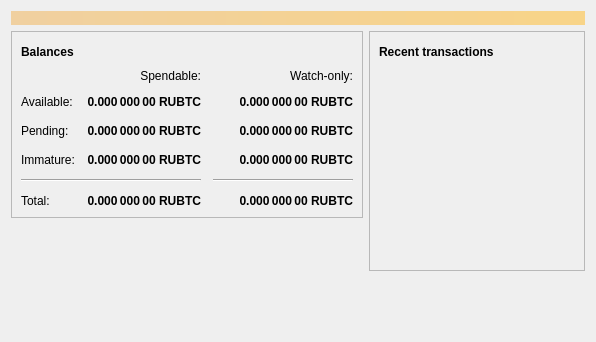
Qt form src/qt/forms/overviewpage.ui (nationalbitcoin/russianbitcoin) before a commit.
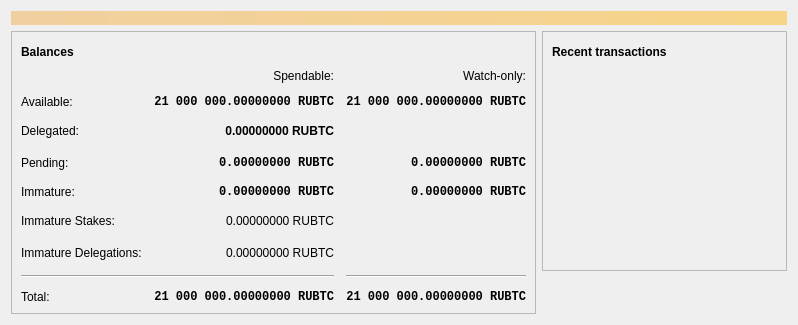
The same form after that commit. Icons and pictures are not drawn.

Patch:
```diff
--- a/src/qt/forms/overviewpage.ui
+++ b/src/qt/forms/overviewpage.ui
@@ -6,8 +6,8 @@
    <rect>
     <x>0</x>
     <y>0</y>
-    <width>596</width>
-    <height>342</height>
+    <width>798</width>
+    <height>318</height>
    </rect>
   </property>
   <property name="windowTitle">
@@ -114,10 +114,11 @@
             <property name="spacing">
              <number>12</number>
             </property>
-            <item row="2" column="2">
+            <item row="3" column="2">
              <widget class="QLabel" name="labelWatchPending">
               <property name="font">
                <font>
+                <family>Monospace</family>
                 <weight>75</weight>
                 <bold>true</bold>
                </font>
@@ -129,7 +130,7 @@
                <string>Unconfirmed transactions to watch-only addresses</string>
               </property>
               <property name="text">
-               <string notr="true">0.000 000 00 RUBTC</string>
+               <string notr="true">0.00000000 RUBTC</string>
               </property>
               <property name="alignment">
                <set>Qt::AlignRight|Qt::AlignTrailing|Qt::AlignVCenter</set>
@@ -139,10 +140,11 @@
               </property>
              </widget>
             </item>
-            <item row="2" column="1">
+            <item row="3" column="1">
              <widget class="QLabel" name="labelUnconfirmed">
               <property name="font">
                <font>
+                <family>Monospace</family>
                 <weight>75</weight>
                 <bold>true</bold>
                </font>
@@ -154,7 +156,7 @@
                <string>Total of transactions that have yet to be confirmed, and do not yet count toward the spendable balance</string>
               </property>
               <property name="text">
-               <string notr="true">0.000 000 00 RUBTC</string>
+               <string notr="true">0.00000000 RUBTC</string>
               </property>
               <property name="alignment">
                <set>Qt::AlignRight|Qt::AlignTrailing|Qt::AlignVCenter</set>
@@ -164,10 +166,11 @@
               </property>
              </widget>
             </item>
-            <item row="3" column="2">
+            <item row="4" column="2">
              <widget class="QLabel" name="labelWatchImmature">
               <property name="font">
                <font>
+                <family>Monospace</family>
                 <weight>75</weight>
                 <bold>true</bold>
                </font>
@@ -179,7 +182,7 @@
                <string>Mined balance in watch-only addresses that has not yet matured</string>
               </property>
               <property name="text">
-               <string notr="true">0.000 000 00 RUBTC</string>
+               <string notr="true">0.00000000 RUBTC</string>
               </property>
               <property name="alignment">
                <set>Qt::AlignRight|Qt::AlignTrailing|Qt::AlignVCenter</set>
@@ -189,14 +192,14 @@
               </property>
              </widget>
             </item>
-            <item row="4" column="0" colspan="2">
+            <item row="7" column="0" colspan="2">
              <widget class="Line" name="line">
               <property name="orientation">
                <enum>Qt::Horizontal</enum>
               </property>
              </widget>
             </item>
-            <item row="4" column="2">
+            <item row="7" column="2">
              <widget class="Line" name="lineWatchBalance">
               <property name="sizePolicy">
                <sizepolicy hsizetype="Preferred" vsizetype="Fixed">
@@ -215,17 +218,18 @@
               </property>
              </widget>
             </item>
-            <item row="5" column="0">
+            <item row="8" column="0">
              <widget class="QLabel" name="labelTotalText">
               <property name="text">
                <string>Total:</string>
               </property>
              </widget>
             </item>
-            <item row="3" column="1">
+            <item row="4" column="1">
              <widget class="QLabel" name="labelImmature">
               <property name="font">
                <font>
+                <family>Monospace</family>
                 <weight>75</weight>
                 <bold>true</bold>
                </font>
@@ -237,7 +241,7 @@
                <string>Mined balance that has not yet matured</string>
               </property>
               <property name="text">
-               <string notr="true">0.000 000 00 RUBTC</string>
+               <string notr="true">0.00000000 RUBTC</string>
               </property>
               <property name="alignment">
                <set>Qt::AlignRight|Qt::AlignTrailing|Qt::AlignVCenter</set>
@@ -247,7 +251,7 @@
               </property>
              </widget>
             </item>
-            <item row="2" column="3">
+            <item row="3" column="3">
              <spacer name="horizontalSpacer_2">
               <property name="orientation">
                <enum>Qt::Horizontal</enum>
@@ -260,7 +264,7 @@
               </property>
              </spacer>
             </item>
-            <item row="3" column="0">
+            <item row="4" column="0">
              <widget class="QLabel" name="labelImmatureText">
               <property name="text">
                <string>Immature:</string>
@@ -268,9 +272,143 @@
              </widget>
             </item>
             <item row="5" column="1">
+             <widget class="QLabel" name="labelStake">
+              <property name="font">
+               <font>
+                <weight>30</weight>
+               </font>
+              </property>
+              <property name="cursor">
+               <cursorShape>IBeamCursor</cursorShape>
+              </property>
+              <property name="toolTip">
+               <string>Stake</string>
+              </property>
+              <property name="text">
+               <string notr="true">0.00000000 RUBTC</string>
+              </property>
+              <property name="alignment">
+               <set>Qt::AlignRight|Qt::AlignTrailing|Qt::AlignVCenter</set>
+              </property>
+              <property name="textInteractionFlags">
+               <set>Qt::LinksAccessibleByMouse|Qt::TextSelectableByKeyboard|Qt::TextSelectableByMouse</set>
+              </property>
+             </widget>
+            </item>
+            <item row="5" column="3">
+             <spacer name="horizontalSpacer_4">
+              <property name="orientation">
+               <enum>Qt::Horizontal</enum>
+              </property>
+              <property name="sizeHint" stdset="0">
+               <size>
+                <width>40</width>
+                <height>20</height>
+               </size>
+              </property>
+             </spacer>
+            </item>
+            <item row="5" column="0">
+             <widget class="QLabel" name="labelStakeText">
+              <property name="text">
+                <string>Immature Stakes:</string>
+              </property>
+             </widget>
+            </item>
+            <item row="6" column="1">
+             <widget class="QLabel" name="labelImmatureDelegated">
+              <property name="font">
+               <font>
+                <weight>30</weight>
+               </font>
+              </property>
+              <property name="cursor">
+               <cursorShape>IBeamCursor</cursorShape>
+              </property>
+              <property name="toolTip">
+               <string>Immature Delegations</string>
+              </property>
+              <property name="text">
+               <string notr="true">0.00000000 RUBTC</string>
+              </property>
+              <property name="alignment">
+               <set>Qt::AlignRight|Qt::AlignTrailing|Qt::AlignVCenter</set>
+              </property>
+              <property name="textInteractionFlags">
+               <set>Qt::LinksAccessibleByMouse|Qt::TextSelectableByKeyboard|Qt::TextSelectableByMouse</set>
+              </property>
+             </widget>
+            </item>
+            <item row="6" column="3">
+             <spacer name="horizontalSpacer_6">
+              <property name="orientation">
+               <enum>Qt::Horizontal</enum>
+              </property>
+              <property name="sizeHint" stdset="0">
+               <size>
+                <width>40</width>
+                <height>20</height>
+               </size>
+              </property>
+             </spacer>
+            </item>
+            <item row="6" column="0">
+             <widget class="QLabel" name="labelImmatureDelegatedText">
+              <property name="text">
+                <string>Immature Delegations:</string>
+              </property>
+             </widget>
+            </item>
+            <item row="2" column="1">
+             <widget class="QLabel" name="labelDelegated">
+              <property name="font">
+               <font>
+                <weight>75</weight>
+                <bold>true</bold>
+               </font>
+              </property>
+              <property name="cursor">
+               <cursorShape>IBeamCursor</cursorShape>
+              </property>
+              <property name="toolTip">
+               <string>Delegated</string>
+              </property>
+              <property name="text">
+               <string notr="true">0.00000000 RUBTC</string>
+              </property>
+              <property name="alignment">
+               <set>Qt::AlignRight|Qt::AlignTrailing|Qt::AlignVCenter</set>
+              </property>
+              <property name="textInteractionFlags">
+               <set>Qt::LinksAccessibleByMouse|Qt::TextSelectableByKeyboard|Qt::TextSelectableByMouse</set>
+              </property>
+             </widget>
+            </item>
+            <item row="2" column="3">
+             <spacer name="horizontalSpacer_5">
+              <property name="orientation">
+               <enum>Qt::Horizontal</enum>
+              </property>
+              <property name="sizeHint" stdset="0">
+               <size>
+                <width>40</width>
+                <height>20</height>
+               </size>
+              </property>
+             </spacer>
+            </item>
+            <item row="2" column="0">
+             <widget class="QLabel" name="labelDelegatedText">
+              <property name="text">
+                <string>Delegated:</string>
+              </property>
+             </widget>
+            </item>
+            <item row="8" column="1">
              <widget class="QLabel" name="labelTotal">
               <property name="font">
                <font>
+                <family>Monospace</family>
                 <weight>75</weight>
                 <bold>true</bold>
                </font>
@@ -282,7 +420,7 @@
                <string>Your current total balance</string>
               </property>
               <property name="text">
-               <string notr="true">0.000 000 00 RUBTC</string>
+               <string notr="true">21 000 000.00000000 RUBTC</string>
               </property>
               <property name="alignment">
                <set>Qt::AlignRight|Qt::AlignTrailing|Qt::AlignVCenter</set>
@@ -292,10 +430,11 @@
               </property>
              </widget>
             </item>
-            <item row="5" column="2">
+            <item row="8" column="2">
              <widget class="QLabel" name="labelWatchTotal">
               <property name="font">
                <font>
+                <family>Monospace</family>
                 <weight>75</weight>
                 <bold>true</bold>
                </font>
@@ -307,7 +446,7 @@
                <string>Current total balance in watch-only addresses</string>
               </property>
               <property name="text">
-               <string notr="true">0.000 000 00 RUBTC</string>
+               <string notr="true">21 000 000.00000000 RUBTC</string>
               </property>
               <property name="alignment">
                <set>Qt::AlignRight|Qt::AlignTrailing|Qt::AlignVCenter</set>
@@ -338,6 +477,7 @@
              <widget class="QLabel" name="labelBalance">
               <property name="font">
                <font>
+                <family>Monospace</family>
                 <weight>75</weight>
                 <bold>true</bold>
                </font>
@@ -349,7 +489,7 @@
                <string>Your current spendable balance</string>
               </property>
               <property name="text">
-               <string notr="true">0.000 000 00 RUBTC</string>
+               <string notr="true">21 000 000.00000000 RUBTC</string>
               </property>
               <property name="alignment">
                <set>Qt::AlignRight|Qt::AlignTrailing|Qt::AlignVCenter</set>
@@ -363,6 +503,7 @@
              <widget class="QLabel" name="labelWatchAvailable">
               <property name="font">
                <font>
+                <family>Monospace</family>
                 <weight>75</weight>
                 <bold>true</bold>
                </font>
@@ -374,7 +515,7 @@
                <string>Your current balance in watch-only addresses</string>
               </property>
               <property name="text">
-               <string notr="true">0.000 000 00 RUBTC</string>
+               <string notr="true">21 000 000.00000000 RUBTC</string>
               </property>
               <property name="alignment">
                <set>Qt::AlignRight|Qt::AlignTrailing|Qt::AlignVCenter</set>
@@ -384,7 +525,7 @@
               </property>
              </widget>
             </item>
-            <item row="2" column="0">
+            <item row="3" column="0">
              <widget class="QLabel" name="labelPendingText">
               <property name="text">
                <string>Pending:</string>
```
Left out of the diff: 4 changed lines with no effect on the pictures.
